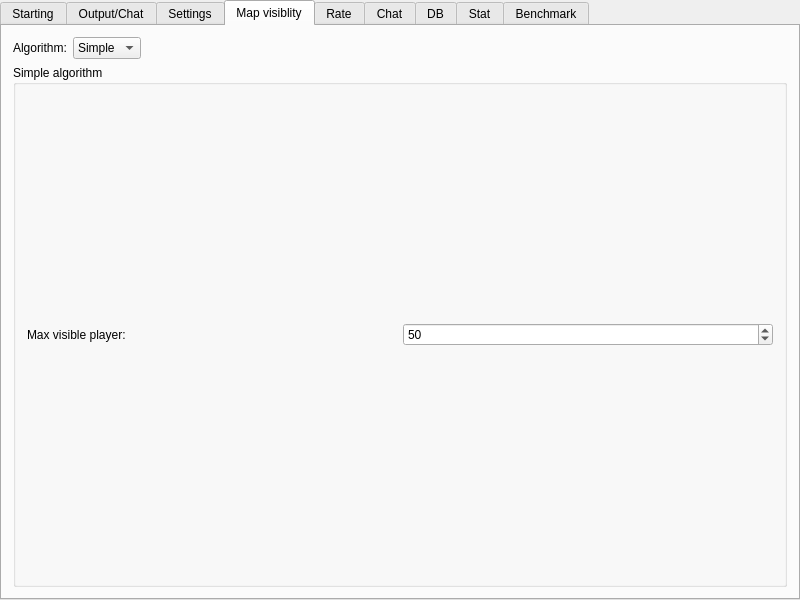
This is server/MainWindow.ui in alphaonex86/CatchChallenger as Qt 5 draws it before an edit. The edited form follows.
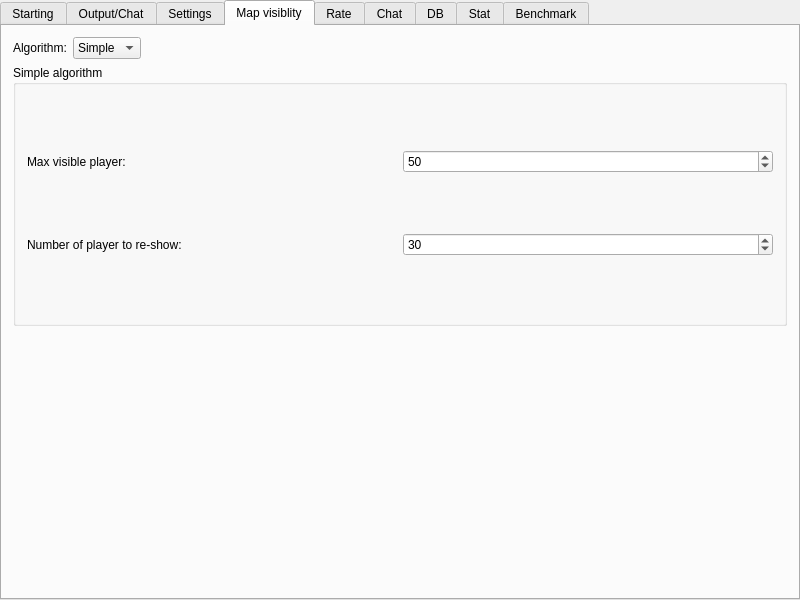
This is the edited form. Icons and pictures are not drawn.

Commit message: [Add] Hystérésis to display the players (server)

```diff
--- a/server/MainWindow.ui
+++ b/server/MainWindow.ui
@@ -311,9 +311,42 @@
              </property>
             </widget>
            </item>
+           <item row="1" column="0">
+            <widget class="QLabel" name="label_20">
+             <property name="text">
+              <string>Number of player to re-show:</string>
+             </property>
+            </widget>
+           </item>
+           <item row="1" column="1">
+            <widget class="QSpinBox" name="MapVisibilityAlgorithmSimpleReshow">
+             <property name="minimum">
+              <number>1</number>
+             </property>
+             <property name="maximum">
+              <number>999</number>
+             </property>
+             <property name="value">
+              <number>30</number>
+             </property>
+            </widget>
+           </item>
           </layout>
          </widget>
         </item>
+        <item>
+         <spacer name="verticalSpacer_5">
+          <property name="orientation">
+           <enum>Qt::Vertical</enum>
+          </property>
+          <property name="sizeHint" stdset="0">
+           <size>
+            <width>20</width>
+            <height>40</height>
+           </size>
+          </property>
+         </spacer>
+        </item>
        </layout>
       </widget>
       <widget class="QWidget" name="rate">
```
The commit also changes 13 other files.
